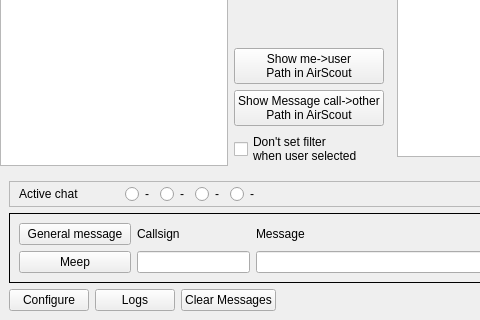
Rsclub22/Minos2-Mirror, file mqt/MqtKSTClient/kstmainwindow.ui: the form before one commit; both pictures show x 0 to 480 and y 459 to 779 of the 819 by 779 pixel window.
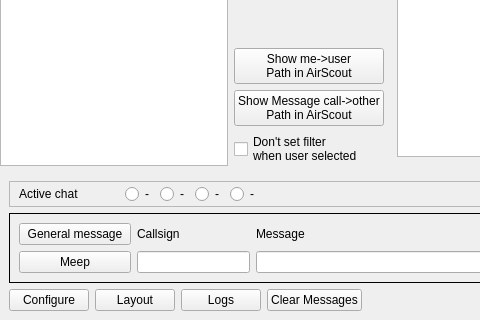
The form after the commit. Custom widgets are drawn as their Qt base class.

Patch:
```diff
--- a/mqt/MqtKSTClient/kstmainwindow.ui
+++ b/mqt/MqtKSTClient/kstmainwindow.ui
@@ -769,6 +769,13 @@
            </property>
           </widget>
          </item>
+         <item>
+          <widget class="QPushButton" name="layoutButton">
+           <property name="text">
+            <string>Layout</string>
+           </property>
+          </widget>
+         </item>
          <item>
           <widget class="QPushButton" name="logsButton">
            <property name="text">
```
Left out of the diff: 2 changed lines with no effect on the pictures.
